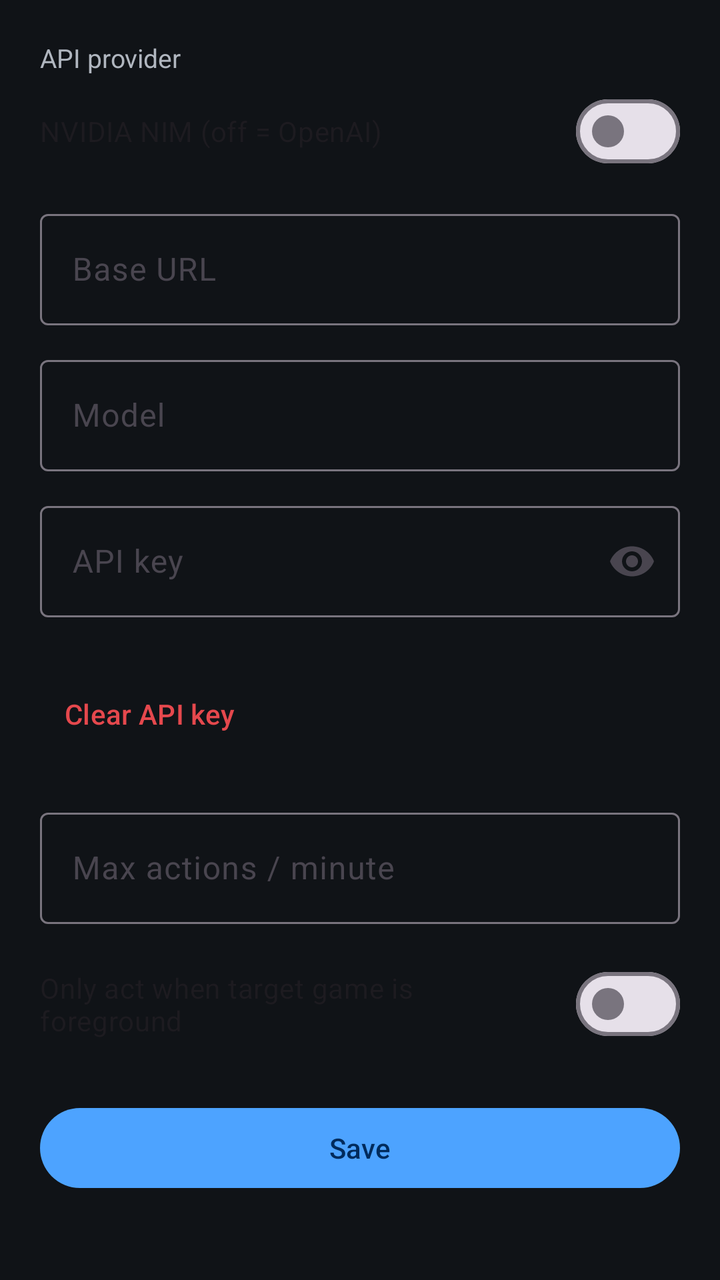
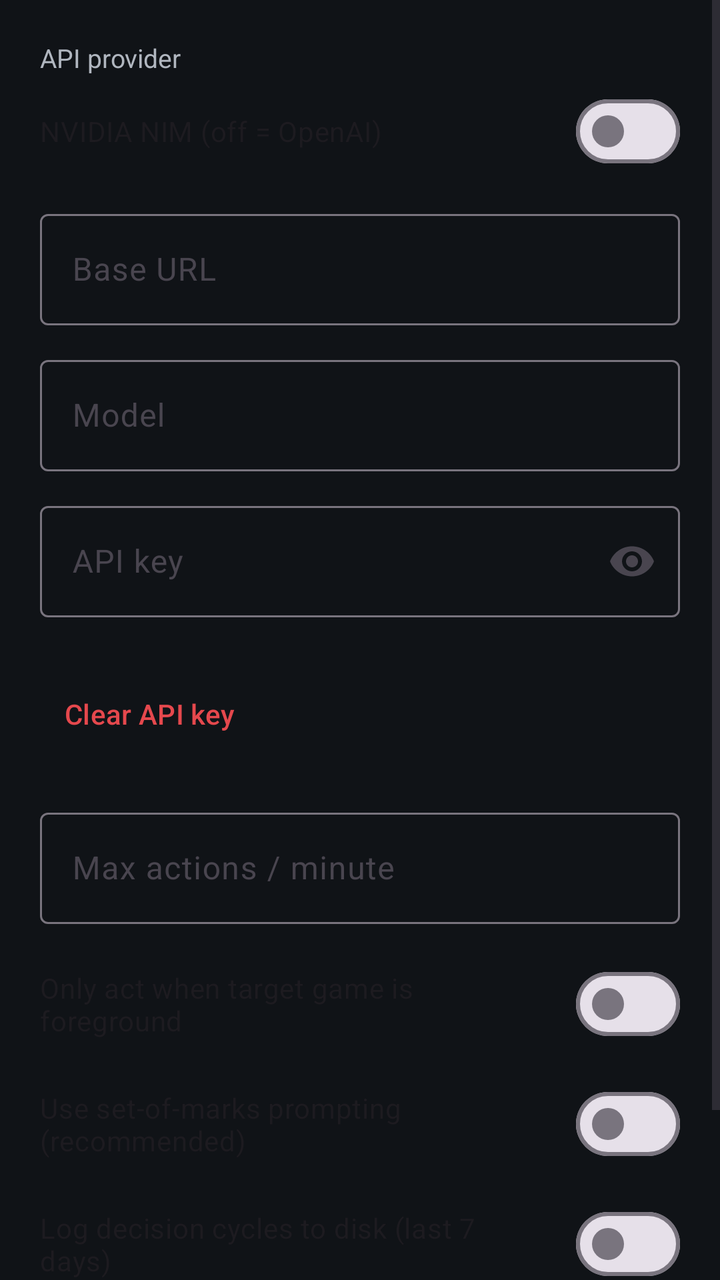

Before-and-after screenshots of an Android layout around one commit, followed by the original layout XML and the change that was made.
<!-- AndroidManifest.xml: application theme Theme.GameAutopilot -->
<!-- res/layout/activity_settings.xml -->
<?xml version="1.0" encoding="utf-8"?>
<ScrollView xmlns:android="http://schemas.android.com/apk/res/android"
    xmlns:app="http://schemas.android.com/apk/res-auto"
    android:layout_width="match_parent"
    android:layout_height="match_parent"
    android:fillViewport="true">

    <LinearLayout
        android:layout_width="match_parent"
        android:layout_height="wrap_content"
        android:orientation="vertical"
        android:padding="20dp">

        <TextView
            android:layout_width="match_parent"
            android:layout_height="wrap_content"
            android:text="@string/settings_api_provider"
            android:textColor="@color/on_surface_variant"
            android:textSize="13sp"
            android:layout_marginBottom="4dp" />

        <com.google.android.material.materialswitch.MaterialSwitch
            android:id="@+id/providerSwitch"
            android:layout_width="match_parent"
            android:layout_height="wrap_content"
            android:text="NVIDIA NIM (off = OpenAI)" />

        <com.google.android.material.textfield.TextInputLayout
            android:layout_width="match_parent"
            android:layout_height="wrap_content"
            android:layout_marginTop="12dp"
            android:hint="@string/settings_base_url">

            <com.google.android.material.textfield.TextInputEditText
                android:id="@+id/baseUrlInput"
                android:layout_width="match_parent"
                android:layout_height="wrap_content"
                android:inputType="textUri"
                android:maxLines="1" />
        </com.google.android.material.textfield.TextInputLayout>

        <com.google.android.material.textfield.TextInputLayout
            android:layout_width="match_parent"
            android:layout_height="wrap_content"
            android:layout_marginTop="12dp"
            android:hint="@string/settings_model">

            <com.google.android.material.textfield.TextInputEditText
                android:id="@+id/modelInput"
                android:layout_width="match_parent"
                android:layout_height="wrap_content"
                android:inputType="text"
                android:maxLines="1" />
        </com.google.android.material.textfield.TextInputLayout>

        <com.google.android.material.textfield.TextInputLayout
            android:layout_width="match_parent"
            android:layout_height="wrap_content"
            android:layout_marginTop="12dp"
            app:endIconMode="password_toggle"
            android:hint="@string/settings_api_key">

            <com.google.android.material.textfield.TextInputEditText
                android:id="@+id/apiKeyInput"
                android:layout_width="match_parent"
                android:layout_height="wrap_content"
                android:inputType="textPassword"
                android:maxLines="1" />
        </com.google.android.material.textfield.TextInputLayout>

        <TextView
            android:id="@+id/apiKeyStatus"
            android:layout_width="match_parent"
            android:layout_height="wrap_content"
            android:layout_marginTop="4dp"
            android:textColor="@color/on_surface_variant"
            android:textSize="12sp" />

        <com.google.android.material.button.MaterialButton
            android:id="@+id/clearKeyBtn"
            style="@style/Widget.Material3.Button.TextButton"
            android:layout_width="wrap_content"
            android:layout_height="wrap_content"
            android:layout_marginTop="4dp"
            android:text="@string/settings_clear_api_key"
            android:textColor="@color/status_error" />

        <com.google.android.material.textfield.TextInputLayout
            android:layout_width="match_parent"
            android:layout_height="wrap_content"
            android:layout_marginTop="20dp"
            android:hint="@string/settings_max_actions_per_min">

            <com.google.android.material.textfield.TextInputEditText
                android:id="@+id/rateInput"
                android:layout_width="match_parent"
                android:layout_height="wrap_content"
                android:inputType="number"
                android:maxLines="1" />
        </com.google.android.material.textfield.TextInputLayout>

        <com.google.android.material.materialswitch.MaterialSwitch
            android:id="@+id/onlyTargetSwitch"
            android:layout_width="match_parent"
            android:layout_height="wrap_content"
            android:layout_marginTop="16dp"
            android:text="@string/settings_only_act_on_target" />

        <com.google.android.material.button.MaterialButton
            android:id="@+id/saveBtn"
            android:layout_width="match_parent"
            android:layout_height="wrap_content"
            android:layout_marginTop="24dp"
            android:text="@string/save" />
    </LinearLayout>
</ScrollView>
<!-- resources referenced by this layout -->
<resources>
  <color name="on_surface_variant">#FFB0B6BF</color>
  <color name="status_error">#FFE5484D</color>
  <string name="save">Save</string>
  <string name="settings_api_key">API key</string>
  <string name="settings_api_provider">API provider</string>
  <string name="settings_base_url">Base URL</string>
  <string name="settings_clear_api_key">Clear API key</string>
  <string name="settings_max_actions_per_min">Max actions / minute</string>
  <string name="settings_model">Model</string>
  <string name="settings_only_act_on_target">Only act when target game is foreground</string>
  <style name="Theme.GameAutopilot" parent="Theme.Material3.DayNight.NoActionBar">
          <item name="colorPrimary">@color/primary</item>
          <item name="colorOnPrimary">@color/on_primary</item>
          <item name="android:colorBackground">@color/surface</item>
          <item name="colorSurface">@color/surface</item>
          <item name="colorOnSurface">@color/on_surface</item>
          <item name="android:statusBarColor" tools:targetApi="l">@color/surface</item>
          <item name="android:windowLightStatusBar">false</item>
      </style>
  <color name="primary">#FF4DA3FF</color>
  <color name="on_primary">#FF002B5C</color>
  <color name="surface">#FF101317</color>
  <color name="on_surface">#FFE6E9EE</color>
</resources>

<!-- the commit's change to res/layout/activity_settings.xml (unified diff, before → after) -->
@@ -106,6 +106,20 @@
             android:layout_marginTop="16dp"
             android:text="@string/settings_only_act_on_target" />
 
+        <com.google.android.material.materialswitch.MaterialSwitch
+            android:id="@+id/somSwitch"
+            android:layout_width="match_parent"
+            android:layout_height="wrap_content"
+            android:layout_marginTop="12dp"
+            android:text="@string/settings_use_set_of_marks" />
+
+        <com.google.android.material.materialswitch.MaterialSwitch
+            android:id="@+id/logCyclesSwitch"
+            android:layout_width="match_parent"
+            android:layout_height="wrap_content"
+            android:layout_marginTop="12dp"
+            android:text="@string/settings_log_cycles" />
+
         <com.google.android.material.button.MaterialButton
             android:id="@+id/saveBtn"
             android:layout_width="match_parent"
<!-- resource entries referenced after the edit -->
@@ -7,9 +7,11 @@
   <string name="settings_api_provider">API provider</string>
   <string name="settings_base_url">Base URL</string>
   <string name="settings_clear_api_key">Clear API key</string>
+  <string name="settings_log_cycles">Log decision cycles to disk (last 7 days)</string>
   <string name="settings_max_actions_per_min">Max actions / minute</string>
   <string name="settings_model">Model</string>
   <string name="settings_only_act_on_target">Only act when target game is foreground</string>
+  <string name="settings_use_set_of_marks">Use set-of-marks prompting (recommended)</string>
   <style name="Theme.GameAutopilot" parent="Theme.Material3.DayNight.NoActionBar">
           <item name="colorPrimary">@color/primary</item>
           <item name="colorOnPrimary">@color/on_primary</item>
